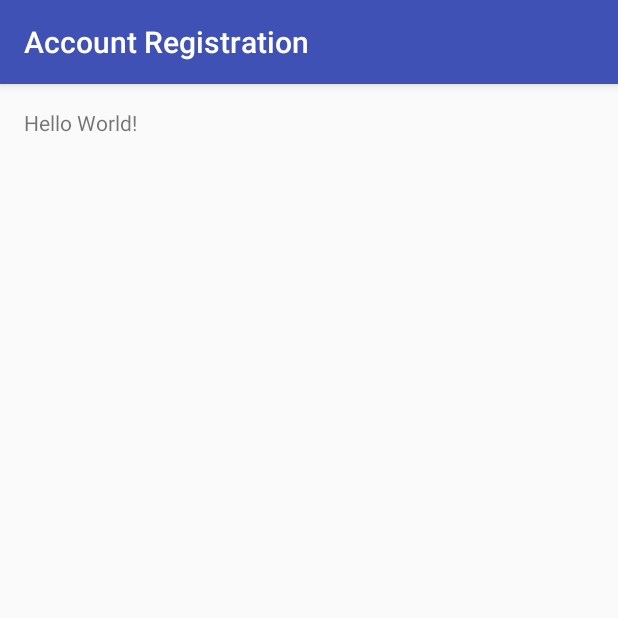
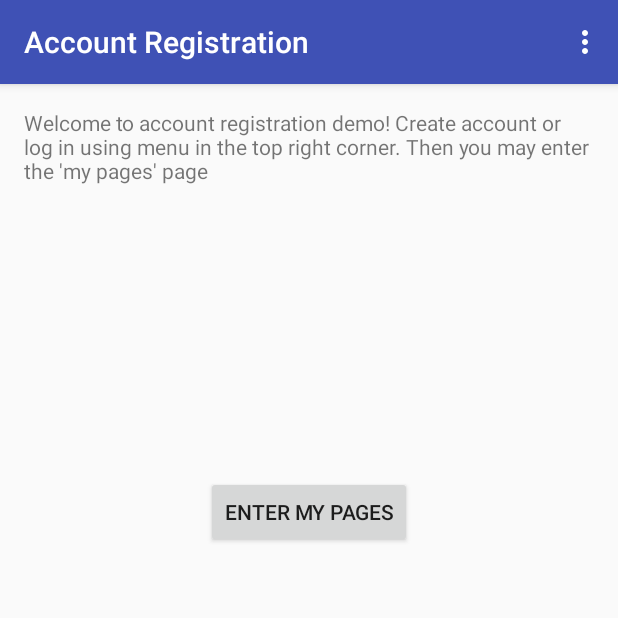
Before and after one commit to torstengustafsson/TDDC73_Project, an Android app: the screen it shows after launch (MainActivity), on a phone screen of 412 x 824 dp, the top half of it. Run offline under Robolectric (Android 15) with nearby library versions, the phone set to English and light mode, and no system bars.

Commit message:
Added base structure for account registration

```diff
--- a/AccountRegistration/app/src/main/AndroidManifest.xml
+++ b/AccountRegistration/app/src/main/AndroidManifest.xml
@@ -15,6 +15,8 @@
                 <category android:name="android.intent.category.LAUNCHER" />
             </intent-filter>
         </activity>
+
+        <activity android:name=".MyPagesActivity"/>
     </application>
 
 </manifest>
--- a/AccountRegistration/app/src/main/java/com/example/administrator/accountregistration/MainActivity.java
+++ b/AccountRegistration/app/src/main/java/com/example/administrator/accountregistration/MainActivity.java
@@ -1,7 +1,12 @@
 package com.example.administrator.accountregistration;
 
+import android.content.Intent;
 import android.support.v7.app.AppCompatActivity;
 import android.os.Bundle;
+import android.view.Menu;
+import android.view.MenuInflater;
+import android.view.View;
+import android.widget.Button;
 
 public class MainActivity extends AppCompatActivity {
 
@@ -9,5 +14,25 @@ public class MainActivity extends AppCompatActivity {
     protected void onCreate(Bundle savedInstanceState) {
         super.onCreate(savedInstanceState);
         setContentView(R.layout.activity_main);
+
+        Button myPages = (Button) findViewById(R.id.buttonMyPages);
+
+        myPages.setOnClickListener(new View.OnClickListener() {
+            public void onClick(View v) {
+            EnterMyPages();
+            }
+        });
+    }
+
+    private void EnterMyPages() {
+        Intent intent = new Intent(this, MyPagesActivity.class);
+        startActivity(intent);
+    }
+
+    @Override
+    public boolean onCreateOptionsMenu(Menu menu) {
+        MenuInflater inflater = getMenuInflater();
+        inflater.inflate(R.menu.menu_main, menu);
+        return true;
     }
 }
--- a/AccountRegistration/app/src/main/res/layout/activity_main.xml
+++ b/AccountRegistration/app/src/main/res/layout/activity_main.xml
@@ -1,17 +1,31 @@
 <?xml version="1.0" encoding="utf-8"?>
-<RelativeLayout xmlns:android="http://schemas.android.com/apk/res/android"
+<LinearLayout xmlns:android="http://schemas.android.com/apk/res/android"
     xmlns:tools="http://schemas.android.com/tools"
     android:id="@+id/activity_main"
     android:layout_width="match_parent"
     android:layout_height="match_parent"
+    android:orientation="vertical"
     android:paddingBottom="@dimen/activity_vertical_margin"
     android:paddingLeft="@dimen/activity_horizontal_margin"
     android:paddingRight="@dimen/activity_horizontal_margin"
-    android:paddingTop="@dimen/activity_vertical_margin"
-    tools:context="com.example.administrator.accountregistration.MainActivity">
+    android:paddingTop="@dimen/activity_vertical_margin" >
 
     <TextView
-        android:layout_width="wrap_content"
-        android:layout_height="wrap_content"
-        android:text="Hello World!" />
-</RelativeLayout>
+        android:layout_width="match_parent"
+        android:layout_height="match_parent"
+        android:layout_weight="2"
+        android:text="Welcome to account registration demo! Create account or log in using menu in the top right corner. Then you may enter the 'my pages' page" />
+
+    <LinearLayout
+        android:layout_width="match_parent"
+        android:layout_height="match_parent"
+        android:orientation="vertical"
+        android:layout_weight="1" >
+        <Button
+            android:layout_width="wrap_content"
+            android:layout_height="wrap_content"
+            android:layout_gravity="center_horizontal"
+            android:text="Enter my pages"
+            android:id="@+id/buttonMyPages"/>
+    </LinearLayout>
+</LinearLayout>
--- /dev/null
+++ b/AccountRegistration/app/src/main/res/menu/menu_main.xml
@@ -0,0 +1,9 @@
+<?xml version="1.0" encoding="utf-8"?>
+<menu xmlns:android="http://schemas.android.com/apk/res/android">
+
+    <item android:id="@+id/log_in"
+        android:title="log in" />
+
+    <item android:id="@+id/create_account"
+        android:title="create account" />
+</menu>
```
Also changed, not shown: AccountRegistration/app/src/main/java/com/example/administrator/accountregistration/MyPagesActivity.java (added, +19 -0 lines), AccountRegistration/app/src/main/res/layout/secret_layout.xml (added, +11 -0 lines).
